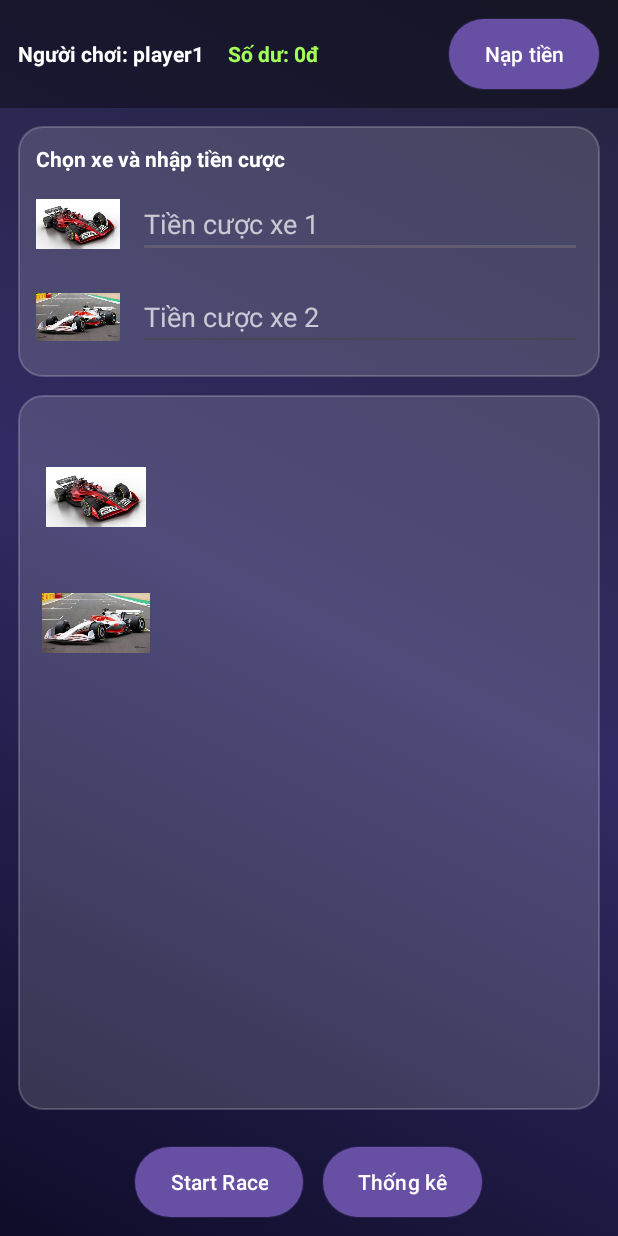
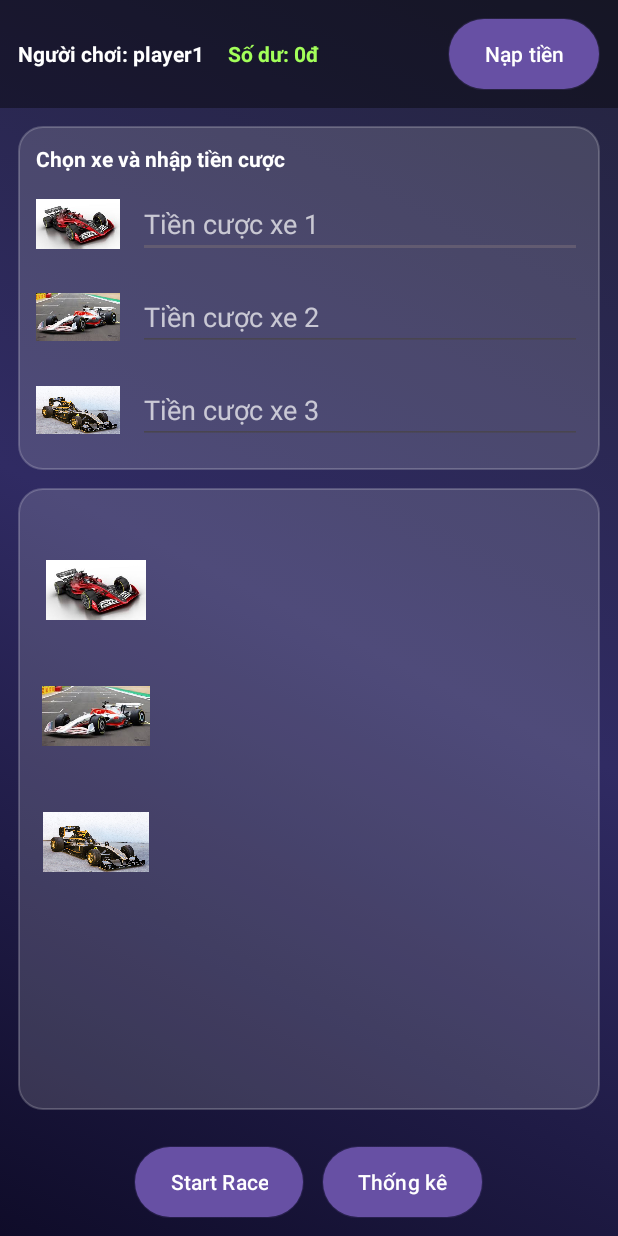
Before and after one commit to BTShinC/PRM392_DuaNgua, an Android app: the MainActivity screen opened directly, with no data from a screen before it, on a phone screen of 412 x 824 dp. Run offline under Robolectric (Android 15) with nearby library versions, the phone set to English and light mode, and no system bars.

Commit message:
fix mainfest

```diff
--- a/app/src/main/java/com/example/group1_duangua/MainActivity.java
+++ b/app/src/main/java/com/example/group1_duangua/MainActivity.java
@@ -6,7 +6,9 @@ import android.content.SharedPreferences;
 import android.graphics.drawable.AnimationDrawable;
 import android.graphics.drawable.Drawable;
 import android.os.Bundle;
+import android.text.Editable;
 import android.text.TextUtils;
+import android.text.TextWatcher;
 import android.view.View;
 import android.widget.Button;
 import android.widget.EditText;
@@ -16,6 +18,8 @@ import android.widget.Toast;
 import androidx.appcompat.app.AppCompatActivity;
 import androidx.constraintlayout.widget.ConstraintLayout;
 
+import java.text.DecimalFormat;
+import java.text.ParseException;
 import java.util.ArrayList;
 import java.util.Locale;
 
@@ -26,10 +30,11 @@ public class MainActivity extends AppCompatActivity {
     public static final String SHARED_PREFS_NAME = "MyPrefs";
     public static final String BALANCE_KEY = "balance";
 
-    // EditText fields for betting
     private EditText edtBetCar1;
     private EditText edtBetCar2;
-    // Add more EditTexts if you have more cars, e.g., edtBetCar3
+    private EditText edtBetCar3;
+
+    private DecimalFormat formatter = new DecimalFormat("###,###");
 
     @Override
     protected void onCreate(Bundle savedInstanceState) {
@@ -39,11 +44,13 @@ public class MainActivity extends AppCompatActivity {
         sharedPreferences = getSharedPreferences(SHARED_PREFS_NAME, Context.MODE_PRIVATE);
         textViewMainBalanceValue = findViewById(R.id.tvBalance);
 
-        // Initialize EditText fields
-        // Make sure these IDs exist in your activity_main.xml
         edtBetCar1 = findViewById(R.id.edtBetCar1);
         edtBetCar2 = findViewById(R.id.edtBetCar2);
-        // if (findViewById(R.id.edtBetCar3) != null) { edtBetCar3 = findViewById(R.id.edtBetCar3); }
+        edtBetCar3 = findViewById(R.id.edtBetCar3);
+
+        addThousandSeparatorTextWatcher(edtBetCar1);
+        addThousandSeparatorTextWatcher(edtBetCar2);
+        addThousandSeparatorTextWatcher(edtBetCar3);
 
         ConstraintLayout root = findViewById(R.id.mainLayout);
         Drawable bg = root.getBackground();
@@ -59,26 +66,23 @@ public class MainActivity extends AppCompatActivity {
             ArrayList<Bet> userBets = new ArrayList<>();
             float totalBetAmount = 0f;
 
-            // Process bet for Car 1
             float betAmountCar1 = getBetAmountFromEditText(edtBetCar1);
             if (betAmountCar1 > 0) {
                 userBets.add(new Bet(1, betAmountCar1));
                 totalBetAmount += betAmountCar1;
             }
 
-            // Process bet for Car 2
             float betAmountCar2 = getBetAmountFromEditText(edtBetCar2);
             if (betAmountCar2 > 0) {
                 userBets.add(new Bet(2, betAmountCar2));
                 totalBetAmount += betAmountCar2;
             }
 
-            // Process bet for Car 3 (if it exists)
-            // float betAmountCar3 = getBetAmountFromEditText(edtBetCar3);
-            // if (betAmountCar3 > 0) {
-            //     userBets.add(new Bet(3, betAmountCar3));
-            //     totalBetAmount += betAmountCar3;
-            // }
+            float betAmountCar3 = getBetAmountFromEditText(edtBetCar3);
+            if (betAmountCar3 > 0) {
+                userBets.add(new Bet(3, betAmountCar3));
+                totalBetAmount += betAmountCar3;
+            }
 
             if (userBets.isEmpty()) {
                 Toast.makeText(MainActivity.this, "Vui lòng đặt cược ít nhất một xe.", Toast.LENGTH_SHORT).show();
@@ -91,15 +95,13 @@ public class MainActivity extends AppCompatActivity {
                 return;
             }
 
-            // If all checks pass, proceed to RaceActivity
             Intent intent = new Intent(MainActivity.this, RaceActivity.class);
             intent.putParcelableArrayListExtra("userBets", userBets);
             startActivity(intent);
 
-            // Optionally clear EditText fields after starting race
-            // if (edtBetCar1 != null) edtBetCar1.setText("");
-            // if (edtBetCar2 != null) edtBetCar2.setText("");
-            // if (edtBetCar3 != null) edtBetCar3.setText("");
+            if (edtBetCar1 != null) edtBetCar1.setText("");
+            if (edtBetCar2 != null) edtBetCar2.setText("");
+            if (edtBetCar3 != null) edtBetCar3.setText("");
         });
 
         Button btnRecharge = findViewById(R.id.btnRecharge);
@@ -108,8 +110,49 @@ public class MainActivity extends AppCompatActivity {
             startActivity(intent);
         });
 
-        loadAndDisplayBalance(); // Initial balance load
+        loadAndDisplayBalance();
     }
+
+    private void addThousandSeparatorTextWatcher(final EditText editText) {
+        if (editText == null) return;
+        editText.addTextChangedListener(new TextWatcher() {
+            private String current = "";
+
+            @Override
+            public void beforeTextChanged(CharSequence s, int start, int count, int after) {
+            }
+
+            @Override
+            public void onTextChanged(CharSequence s, int start, int before, int count) {
+            }
+
+            @Override
+            public void afterTextChanged(Editable s) {
+                if (!s.toString().equals(current)) {
+                    editText.removeTextChangedListener(this);
+
+                    String cleanString = s.toString().replaceAll("[\\,.đ]", ""); // Loại bỏ dấu phẩy, chấm, ký tự tiền tệ nếu có
+
+                    if (!cleanString.isEmpty()) {
+                        try {
+                            double parsed = Double.parseDouble(cleanString);
+                            String formatted = formatter.format(parsed); // formatter là DecimalFormat("###,###")
+
+                            current = formatted;
+                            editText.setText(formatted);
+                            editText.setSelection(formatted.length());
+                        } catch (NumberFormatException e) {
+                            // Xử lý lỗi nếu không parse được, ví dụ, không làm gì hoặc xóa input
+                        }
+                    } else {
+                        current = "";
+                    }
+                    editText.addTextChangedListener(this);
+                }
+            }
+        });
+    }
+
 
     private float getBetAmountFromEditText(EditText editText) {
         if (editText == null) return 0f;
@@ -117,26 +160,25 @@ public class MainActivity extends AppCompatActivity {
         if (TextUtils.isEmpty(betText)) {
             return 0f;
         }
+        // Loại bỏ dấu phẩy để parse
+        String cleanString = betText.replaceAll("[\\,]", "");
         try {
-            float amount = Float.parseFloat(betText);
-            return Math.max(0, amount); // Ensure non-negative bet
+            float amount = Float.parseFloat(cleanString);
+            return Math.max(0, amount);
         } catch (NumberFormatException e) {
-            // Optionally show a toast if input is invalid
-            // Toast.makeText(this, "Số tiền cược không hợp lệ cho " + editText.getHint(), Toast.LENGTH_SHORT).show();
-            return 0f; // Treat invalid input as 0 bet
+            return 0f;
         }
     }
 
     @Override
     protected void onResume() {
         super.onResume();
-        loadAndDisplayBalance(); // Update balance when returning to this activity
+        loadAndDisplayBalance();
     }
 
     private void loadAndDisplayBalance() {
         if (sharedPreferences != null && textViewMainBalanceValue != null) {
             float currentBalance = sharedPreferences.getFloat(BALANCE_KEY, 0f);
-            // Ensure textViewMainBalanceValue is the correct TextView from activity_main.xml (R.id.tvBalance)
             textViewMainBalanceValue.setText(String.format(Locale.getDefault(), "Số dư: %,.0fđ", currentBalance));
         }
     }
--- a/app/src/main/res/layout/activity_main.xml
+++ b/app/src/main/res/layout/activity_main.xml
@@ -67,7 +67,7 @@
             android:textColor="@android:color/white"
             android:textStyle="bold"/>
 
-        <!-- Ví dụ 2 xe, bạn nhân bản thêm -->
+        <!-- Xe 1 -->
         <LinearLayout
             android:layout_width="match_parent"
             android:layout_height="wrap_content"
@@ -93,6 +93,7 @@
                 android:textColorHint="#B3FFFFFF"/>
         </LinearLayout>
 
+        <!-- Xe 2 -->
         <LinearLayout
             android:layout_width="match_parent"
             android:layout_height="wrap_content"
@@ -118,6 +119,32 @@
                 android:textColorHint="#B3FFFFFF"/>
         </LinearLayout>
 
+        <!-- Xe 3 - MỚI THÊM -->
+        <LinearLayout
+            android:layout_width="match_parent"
+            android:layout_height="wrap_content"
+            android:gravity="center_vertical"
+            android:paddingTop="6dp">
+
+            <ImageView
+                android:id="@+id/icCar3"
+                android:layout_width="56dp"
+                android:layout_height="56dp"
+                android:src="@drawable/xe_3_2"
+                android:contentDescription="Xe 3"/>
+
+            <EditText
+                android:id="@+id/edtBetCar3"
+                android:layout_width="0dp"
+                android:layout_height="wrap_content"
+                android:layout_marginStart="12dp"
+                android:layout_weight="1"
+                android:hint="Tiền cược xe 3"
+                android:inputType="number"
+                android:textColor="@android:color/white"
+                android:textColorHint="#B3FFFFFF"/>
+        </LinearLayout>
+
     </LinearLayout>
 
     <!-- Khu đua xe -->
@@ -128,7 +155,7 @@
         android:layout_margin="12dp"
         android:background="@drawable/card_glass"
         app:layout_constraintTop_toBottomOf="@id/bettingArea"
-        app:layout_constraintBottom_toTopOf="@id/footer"
+        app:layout_constraintBottom_toTopOf="@+id/footer"
         app:layout_constraintStart_toStartOf="parent"
         app:layout_constraintEnd_toEndOf="parent">
 
@@ -147,6 +174,15 @@
             android:layout_alignParentStart="true"
             android:layout_marginTop="120dp"
             android:src="@drawable/car_white"/>
+
+        <ImageView
+            android:id="@+id/imgCar3"
+            android:layout_width="80dp"
+            android:layout_height="40dp"
+            android:layout_alignParentStart="true"
+            android:layout_marginTop="204dp"
+            android:src="@drawable/xe_3_2"/>
+
     </RelativeLayout>
 
     <!-- Footer -->
@@ -178,6 +214,8 @@
             android:textColor="@android:color/white"
             style="@style/PrimaryButton"
             android:background="@drawable/bg_drawable"/>
+
+
     </LinearLayout>
 
 </androidx.constraintlayout.widget.ConstraintLayout>
```
